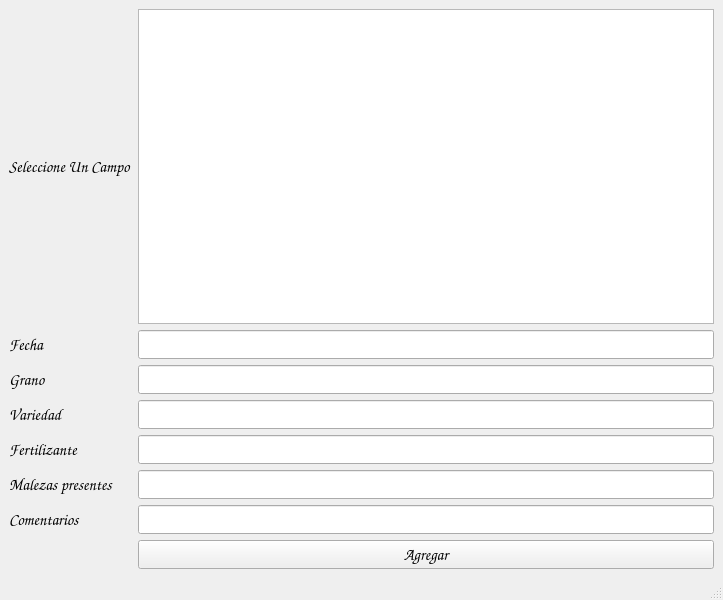
Qt form regsiembra.ui (julianmacagno/Soft-Agro) before a commit.
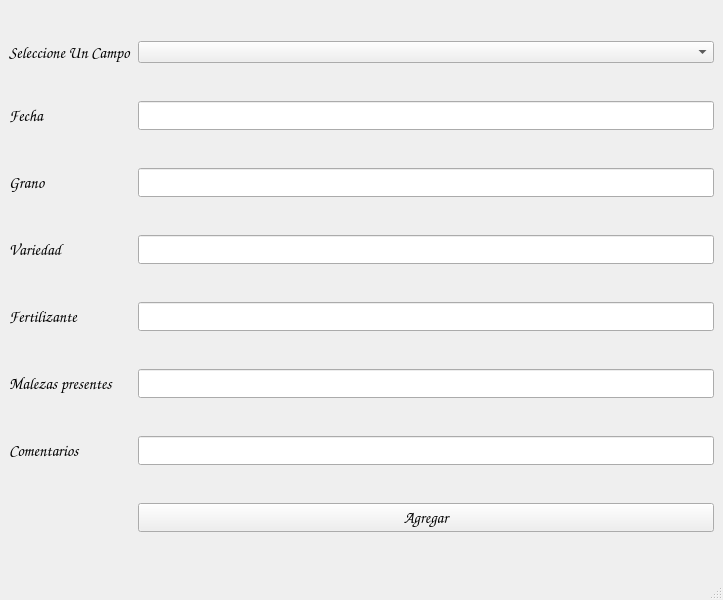
The same form after that commit.

Patch:
```diff
--- a/regsiembra.ui
+++ b/regsiembra.ui
@@ -180,7 +180,7 @@
      </widget>
     </item>
     <item row="0" column="1">
-     <widget class="QListWidget" name="lwCampos"/>
+     <widget class="QComboBox" name="cbCampos"/>
     </item>
    </layout>
   </widget>
```
Left out of the diff: 158 changed lines with no effect on the pictures.
